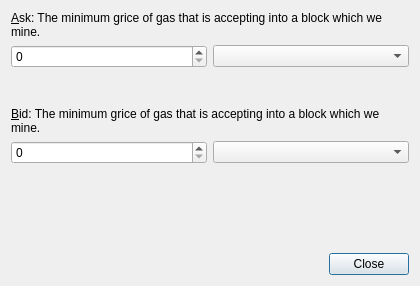
Before: the Qt Designer form alethzero/GasPricing.ui in ethereum/aleth, drawn with Qt 5.
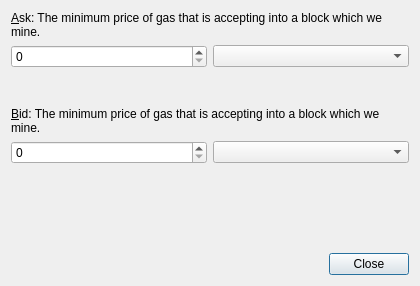
After: the same form once the commit is applied.

Commit message: fix grice to price

The edit to the form file:
```diff
--- a/alethzero/GasPricing.ui
+++ b/alethzero/GasPricing.ui
@@ -30,7 +30,7 @@
    <item row="4" column="0" colspan="2">
     <widget class="QLabel" name="label5_3">
      <property name="text">
-      <string>&amp;Bid: The minimum grice of gas that is accepting into a block which we mine.</string>
+      <string>&amp;Bid: The minimum price of gas that is accepting into a block which we mine.</string>
      </property>
      <property name="alignment">
       <set>Qt::AlignLeading|Qt::AlignLeft|Qt::AlignTop</set>
@@ -86,7 +86,7 @@
    <item row="0" column="0" colspan="2">
     <widget class="QLabel" name="label5_2">
      <property name="text">
-      <string>&amp;Ask: The minimum grice of gas that is accepting into a block which we mine.</string>
+      <string>&amp;Ask: The minimum price of gas that is accepting into a block which we mine.</string>
      </property>
      <property name="alignment">
       <set>Qt::AlignLeading|Qt::AlignLeft|Qt::AlignTop</set>
```
